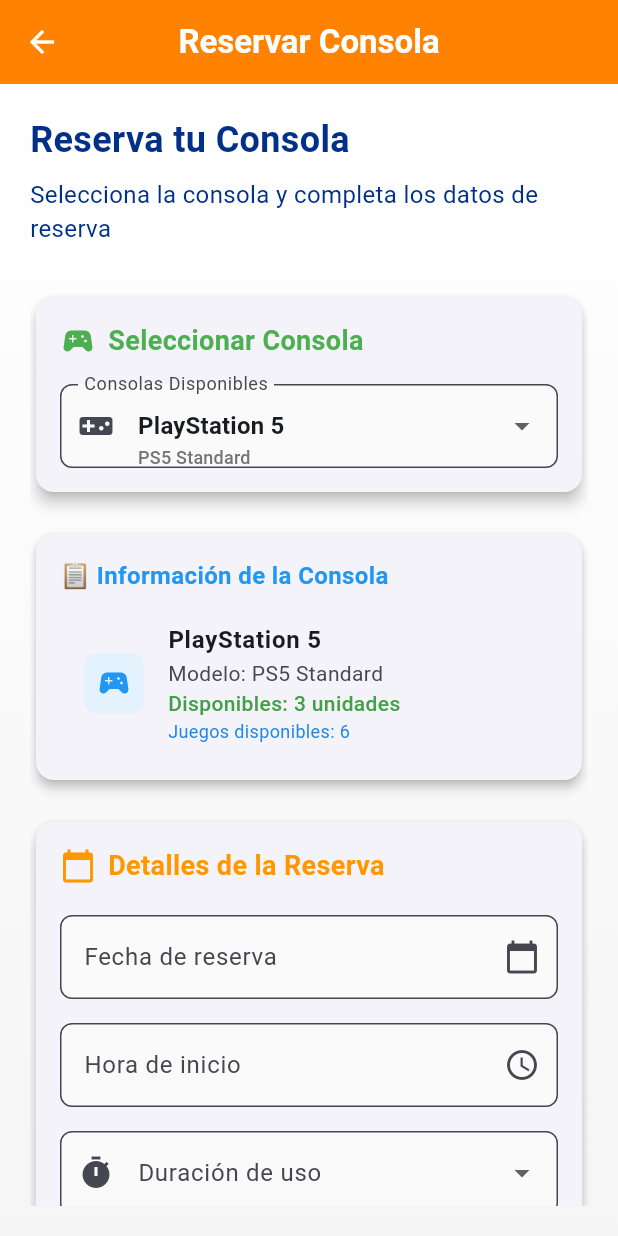
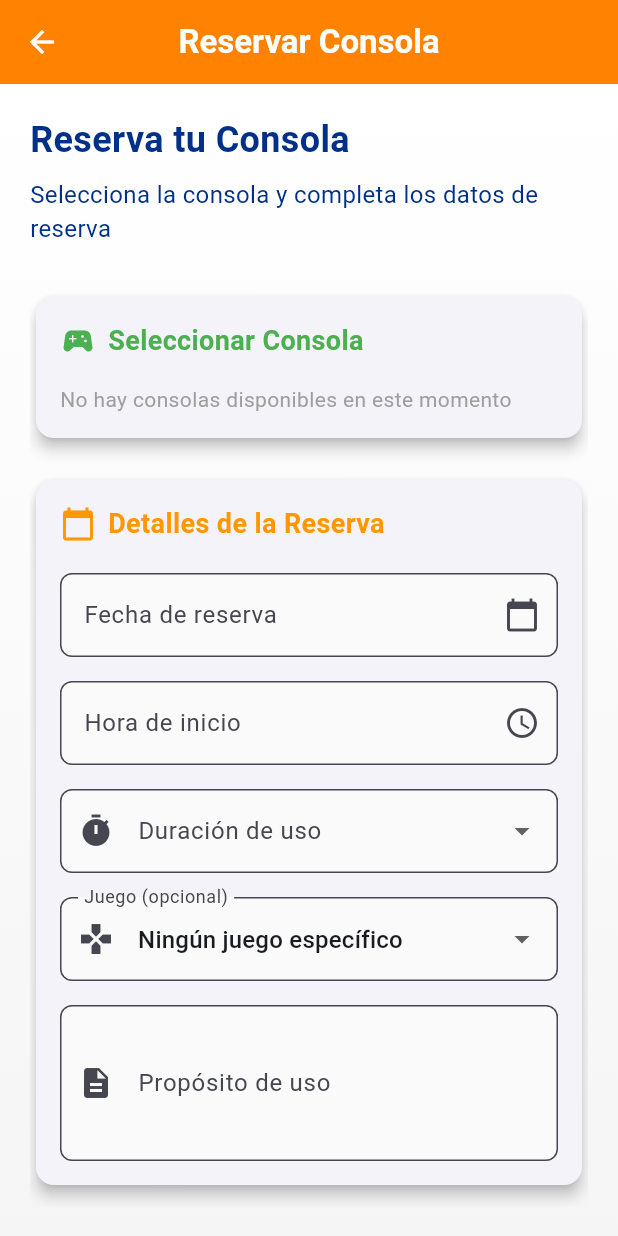
Before and after one commit to CarlRTS/RESERMET_IS, a Flutter app: the screen it shows after launch, item 2 of the bottom bar chosen, after a tap on "Consolas / Equipos", on a phone screen of 412 x 824 dp. Run offline on Flutter 3.47's test engine with Material 3 defaults, Android fonts, the light colour scheme and no system bars; our stand-ins replace supabase_flutter; accounts and stored records are empty.

Commit message:
Backend integrado a el front de las consolas
necesario hacer login para verificar que se envien bien los datos

```diff
--- a/resermet_2/lib/screens/reservations/reservation_form_console.dart
+++ b/resermet_2/lib/screens/reservations/reservation_form_console.dart
@@ -1,4 +1,6 @@
 import 'package:flutter/material.dart';
+import 'package:resermet_2/models/consola.dart';
+import 'package:resermet_2/services/consola_service.dart';
 import 'package:resermet_2/utils/app_colors.dart';
 import 'package:supabase_flutter/supabase_flutter.dart';
 
@@ -11,84 +13,56 @@
 
 class _ReservationFormConsoleState extends State<ReservationFormConsole> {
   final _formKey = GlobalKey<FormState>();
+  final ConsolaService _consolaService =
+      ConsolaService(); // Instanciar servicio
 
   // Controladores para los campos de texto
   final TextEditingController _dateController = TextEditingController();
   final TextEditingController _timeController = TextEditingController();
   final TextEditingController _purposeController = TextEditingController();
 
-  // Datos de ejemplo para las consolas con juegos
-  final List<Map<String, dynamic>> availableConsoles = [
-    {
-      'id': '1',
-      'name': 'PlayStation 5',
-      'model': 'PS5 Standard',
-      'available': '3',
-      'games': [
-        'FIFA 24',
-        'Call of Duty: Modern Warfare III',
-        'Spider-Man 2',
-        'God of War Ragnarök',
-        'NBA 2K24',
-        'Gran Turismo 7',
-      ],
-    },
-    {
-      'id': '2',
-      'name': 'Xbox Series X',
-      'model': 'Xbox X 1TB',
-      'available': '2',
-      'games': [
-        'Halo Infinite',
-        'Forza Horizon 5',
-        'Gears 5',
-        'Starfield',
-        'Microsoft Flight Simulator',
-      ],
-    },
-    {
-      'id': '3',
-      'name': 'Nintendo Switch',
-      'model': 'Switch OLED',
-      'available': '5',
-      'games': [
-        'Super Smash Bros. Ultimate',
-        'Mario Kart 8 Deluxe',
-        'The Legend of Zelda: Tears of the Kingdom',
-        'Animal Crossing: New Horizons',
-        'Super Mario Odyssey',
-        'Splatoon 3',
-      ],
-    },
-    {
-      'id': '4',
-      'name': 'PlayStation 4',
-      'model': 'PS4 Pro',
-      'available': '1',
-      'games': [
-        'The Last of Us Part II',
-        'Ghost of Tsushima',
-        'Red Dead Redemption 2',
-        'Horizon Zero Dawn',
-        'Uncharted 4',
-      ],
-    },
-  ];
-
-  String? selectedConsoleId;
-  Map<String, dynamic>? selectedConsole;
+  // Variables para consolas reales
+  List<Consola> _consolasDisponibles = [];
+  Consola? _consolaSeleccionada;
   DateTime? _selectedDate;
   TimeOfDay? _selectedTime;
   String? _selectedDuration;
-  String? _selectedGame; // Nuevo campo para juego seleccionado
+  String? _selectedGame;
+
+  bool _isLoading = true;
+  bool _isSubmitting = false;
 
   @override
   void initState() {
     super.initState();
-    // Seleccionar la primera consola por defecto
-    if (availableConsoles.isNotEmpty) {
-      selectedConsoleId = availableConsoles[0]['id'];
-      selectedConsole = availableConsoles[0];
+    _cargarConsolasDisponibles();
+  }
+
+  // Método para cargar consolas desde la base de datos
+  Future<void> _cargarConsolasDisponibles() async {
+    try {
+      final consolas = await _consolaService.getConsolas();
+
+      // Filtrar consolas disponibles (cantidadDisponible > 0)
+      final consolasDisponibles = consolas
+          .where((consola) => consola.cantidadDisponible > 0)
+          .toList();
+
+      setState(() {
+        _consolasDisponibles = consolasDisponibles;
+        _isLoading = false;
+
+        // Seleccionar la primera consola disponible por defecto
+        if (_consolasDisponibles.isNotEmpty) {
+          _consolaSeleccionada = _consolasDisponibles[0];
+        }
+      });
+    } catch (e) {
+      print('Error cargando consolas: $e');
+      setState(() {
+        _isLoading = false;
+      });
+      _mostrarError('Error al cargar las consolas disponibles');
     }
   }
 
@@ -132,10 +106,93 @@
     }
   }
 
-  // Simulación de envío del formulario
-  void _submitReservation() {
-    if (_formKey.currentState!.validate()) {
-      // Mostrar diálogo de confirmación
+  // Método para mostrar errores
+  void _mostrarError(String mensaje) {
+    ScaffoldMessenger.of(context).showSnackBar(
+      SnackBar(content: Text(mensaje), backgroundColor: Colors.red),
+    );
+  }
+
+  // Método para crear reserva en la base de datos
+  Future<void> _crearReserva() async {
+    if (_consolaSeleccionada == null) {
+      _mostrarError('Por favor selecciona una consola');
+      return;
+    }
+
+    if (_selectedDate == null ||
+        _selectedTime == null ||
+        _selectedDuration == null) {
+      _mostrarError('Por favor completa todos los campos de fecha y hora');
+      return;
+    }
+
+    // OBTENER EL USUARIO ACTUAL
+    final user = Supabase.instance.client.auth.currentUser;
+    if (user == null) {
+      _mostrarError('Debes iniciar sesión para hacer una reserva');
+      return;
+    }
+
+    setState(() {
+      _isSubmitting = true;
+    });
+
+    try {
+      final fechaInicio = DateTime(
+        _selectedDate!.year,
+        _selectedDate!.month,
+        _selectedDate!.day,
+        _selectedTime!.hour,
+        _selectedTime!.minute,
+      );
+
+      final fechaFin = _calcularFechaFin(fechaInicio, _selectedDuration!);
+
+      // Crear objeto de reserva
+      final reservaData = {
+        'id_articulo': _consolaSeleccionada!.idObjeto,
+        'id_usuario': user.id,
+        'fecha_reserva': DateTime.now().toIso8601String().split('T')[0],
+        'inicio': fechaInicio.toIso8601String(),
+        'fin': fechaFin.toIso8601String(),
+        'compromiso_estudiante': _purposeController.text,
+        'estado': 'activa',
+      };
+
+      // Insertar en la base de datos
+      await Supabase.instance.client.from('reserva').insert(reservaData);
+
+      // Mostrar confirmación
+      _mostrarConfirmacion();
+    } catch (e) {
+      print('Error creando reserva: $e');
+      _mostrarError('Error al crear la reserva: $e');
+    } finally {
+      setState(() {
+        _isSubmitting = false;
+      });
+    }
+  }
+
+  // Método para calcular fecha fin basado en la duración
+  DateTime _calcularFechaFin(DateTime fechaInicio, String duracion) {
+    switch (duracion) {
+      case '30 min':
+        return fechaInicio.add(const Duration(minutes: 30));
+      case '1 hora':
+        return fechaInicio.add(const Duration(hours: 1));
+      case '1.5 horas':
+        return fechaInicio.add(const Duration(minutes: 90));
+      case '2 horas':
+        return fechaInicio.add(const Duration(hours: 2));
+      default:
+        return fechaInicio.add(const Duration(hours: 1));
+    }
+  }
+
+  // Método para mostrar confirmación
+  void _mostrarConfirmacion() {
     showDialog(
       context: context,
       builder: (BuildContext context) {
@@ -145,7 +202,7 @@
             mainAxisSize: MainAxisSize.min,
             crossAxisAlignment: CrossAxisAlignment.start,
             children: [
-                Text('Has reservado ${selectedConsole!['name']}'),
+              Text('Has reservado ${_consolaSeleccionada!.nombre}'),
               Text('Fecha: ${_dateController.text}'),
               Text('Hora: ${_timeController.text}'),
               if (_selectedGame != null) Text('Juego: $_selectedGame'),
@@ -163,7 +220,6 @@
         );
       },
     );
-    }
   }
 
   @override
@@ -240,8 +296,17 @@
                             ],
                           ),
                           const SizedBox(height: 16),
-                          DropdownButtonFormField<String>(
-                            value: selectedConsoleId,
+
+                          if (_isLoading)
+                            const Center(child: CircularProgressIndicator())
+                          else if (_consolasDisponibles.isEmpty)
+                            const Text(
+                              'No hay consolas disponibles en este momento',
+                              style: TextStyle(color: Colors.grey),
+                            )
+                          else
+                            DropdownButtonFormField<Consola>(
+                              value: _consolaSeleccionada,
                               decoration: InputDecoration(
                                 labelText: 'Consolas Disponibles',
                                 border: OutlineInputBorder(
@@ -251,24 +316,32 @@
                                 filled: true,
                                 fillColor: Colors.grey.shade50,
                               ),
-                            items: availableConsoles.map((console) {
-                              return DropdownMenuItem<String>(
-                                value: console['id'],
+                              items: _consolasDisponibles.map((consola) {
+                                return DropdownMenuItem<Consola>(
+                                  value: consola,
                                   child: Column(
-                                  crossAxisAlignment: CrossAxisAlignment.start,
+                                    crossAxisAlignment:
+                                        CrossAxisAlignment.start,
                                     mainAxisSize: MainAxisSize.min,
                                     children: [
                                       Text(
-                                      console['name'],
+                                        consola.nombre,
                                         style: const TextStyle(
                                           fontWeight: FontWeight.bold,
                                         ),
                                       ),
                                       Text(
-                                      console['model'],
+                                        'Modelo: ${consola.modelo}', // ← CAMBIADO: modelo en lugar de plataforma
                                         style: TextStyle(
                                           fontSize: 12,
                                           color: Colors.grey.shade600,
+                                        ),
+                                      ),
+                                      Text(
+                                        'Disponibles: ${consola.cantidadDisponible}', // ← AGREGADO: cantidad disponible
+                                        style: TextStyle(
+                                          fontSize: 12,
+                                          color: Colors.green.shade600,
                                         ),
                                       ),
                                     ],
@@ -277,16 +350,12 @@
                               }).toList(),
                               onChanged: (newValue) {
                                 setState(() {
-                                selectedConsoleId = newValue;
-                                selectedConsole = availableConsoles.firstWhere(
-                                  (console) => console['id'] == newValue,
-                                );
-                                _selectedGame =
-                                    null; // Resetear juego al cambiar consola
+                                  _consolaSeleccionada = newValue;
+                                  _selectedGame = null;
                                 });
                               },
                               validator: (value) {
-                              if (value == null || value.isEmpty) {
+                                if (value == null) {
                                   return 'Por favor selecciona una consola';
                                 }
                                 return null;
@@ -300,7 +369,7 @@
                   const SizedBox(height: 20),
 
                   // Información de la consola seleccionada
-                  if (selectedConsole != null) ...[
+                  if (_consolaSeleccionada != null) ...[
                     Card(
                       elevation: 3,
                       shape: RoundedRectangleBorder(
@@ -333,7 +402,7 @@
                                 ),
                               ),
                               title: Text(
-                                selectedConsole!['name'],
+                                _consolaSeleccionada!.nombre,
                                 style: const TextStyle(
                                   fontWeight: FontWeight.bold,
                                   fontSize: 16,
@@ -342,21 +411,26 @@
                               subtitle: Column(
                                 crossAxisAlignment: CrossAxisAlignment.start,
                                 children: [
-                                  Text('Modelo: ${selectedConsole!['model']}'),
                                   Text(
-                                    'Disponibles: ${selectedConsole!['available']} unidades',
+                                    'Modelo: ${_consolaSeleccionada!.modelo}',
+                                  ), // ← CAMBIADO: modelo
+                                  Text(
+                                    'Disponibles: ${_consolaSeleccionada!.cantidadDisponible} unidades',
                                     style: TextStyle(
-                                      color: Colors.green.shade600,
+                                      color:
+                                          _consolaSeleccionada!
+                                                  .cantidadDisponible >
+                                              0
+                                          ? Colors.green.shade600
+                                          : Colors.red.shade600,
                                       fontWeight: FontWeight.w500,
                                     ),
                                   ),
-                                  // Mostrar cantidad de juegos disponibles
-                                  if (selectedConsole!['games'] != null)
                                   Text(
-                                      'Juegos disponibles: ${selectedConsole!['games'].length}',
+                                    'Total en inventario: ${_consolaSeleccionada!.cantidadTotal}',
                                     style: TextStyle(
                                       fontSize: 12,
-                                        color: Colors.blue.shade600,
+                                      color: Colors.grey.shade600,
                                     ),
                                   ),
                                 ],
@@ -493,10 +567,9 @@
 
                           const SizedBox(height: 16),
 
-                          // NUEVO: Dropdown para seleccionar juego (opcional)
-                          if (selectedConsole != null &&
-                              selectedConsole!['games'] != null &&
-                              selectedConsole!['games'].isNotEmpty)
+                          // Dropdown para juego (opcional) - Mantenido de tu código original
+                          // Nota: Para conectar esto a la base de datos, necesitarías una tabla de juegos
+                          // Por ahora lo dejamos como campo de texto libre
                           DropdownButtonFormField<String>(
                             value: _selectedGame,
                             decoration: InputDecoration(
@@ -509,31 +582,35 @@
                               filled: true,
                               fillColor: Colors.grey.shade50,
                             ),
-                              items: [
-                                const DropdownMenuItem(
+                            items: const [
+                              DropdownMenuItem(
                                 value: null,
                                 child: Text('Ningún juego específico'),
                               ),
-                                ...selectedConsole!['games']
-                                    .map<DropdownMenuItem<String>>((game) {
-                                      return DropdownMenuItem<String>(
-                                        value: game,
-                                        child: Text(game),
-                                      );
-                                    })
-                                    .toList(),
+                              DropdownMenuItem(
+                                value: 'FIFA 24',
+                                child: Text('FIFA 24'),
+                              ),
+                              DropdownMenuItem(
+                                value: 'Call of Duty: Modern Warfare III',
+                                child: Text('Call of Duty: Modern Warfare III'),
+                              ),
+                              DropdownMenuItem(
+                                value: 'Spider-Man 2',
+                                child: Text('Spider-Man 2'),
+                              ),
+                              DropdownMenuItem(
+                                value: 'Otro juego',
+                                child: Text('Otro juego'),
+                              ),
                             ],
                             onChanged: (newValue) {
                               setState(() {
                                 _selectedGame = newValue;
                               });
                             },
-                              // No hay validator porque es opcional
                           ),
 
-                          if (selectedConsole != null &&
-                              selectedConsole!['games'] != null &&
-                              selectedConsole!['games'].isNotEmpty)
                           const SizedBox(height: 16),
 
                           // Campo de propósito
@@ -570,15 +647,22 @@
                     width: double.infinity,
                     height: 55,
                     child: ElevatedButton(
-                      onPressed: _submitReservation,
+                      onPressed: _isSubmitting || _consolasDisponibles.isEmpty
+                          ? null
+                          : _crearReserva,
                       style: ElevatedButton.styleFrom(
-                        backgroundColor: Colors.green,
+                        backgroundColor:
+                            _isSubmitting || _consolasDisponibles.isEmpty
+                            ? Colors.grey
+                            : Colors.green,
                         shape: RoundedRectangleBorder(
                           borderRadius: BorderRadius.circular(12),
                         ),
                         elevation: 4,
                       ),
-                      child: const Row(
+                      child: _isSubmitting
+                          ? const CircularProgressIndicator(color: Colors.white)
+                          : const Row(
                               mainAxisAlignment: MainAxisAlignment.center,
                               children: [
                                 Icon(Icons.check_circle, color: Colors.white),
```
Lines whose indentation alone changed are shown as unchanged.
